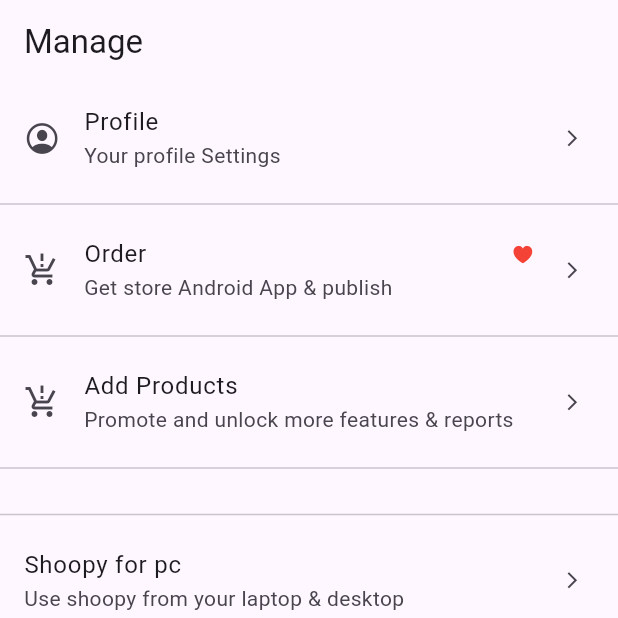
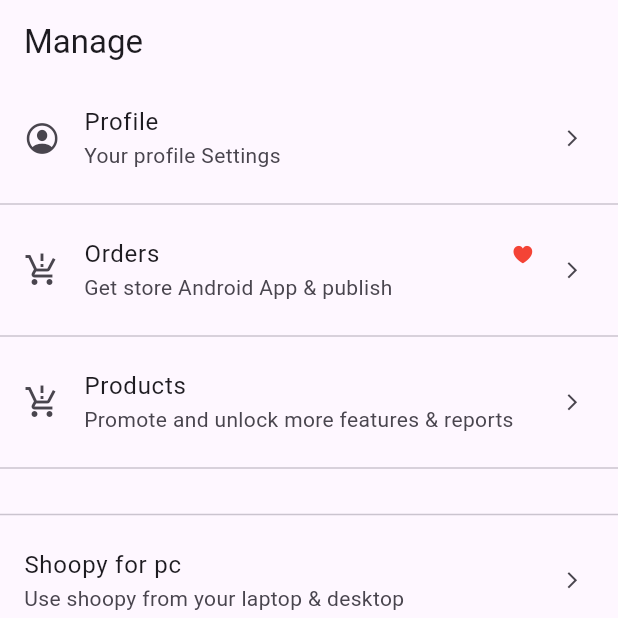
Before and after one commit to Amar-singh-123/shopee_seller_app, a Flutter app: the ManageScreen screen opened directly, on a phone screen of 412 x 824 dp, the top half of it. Run offline on Flutter 3.47's test engine with Material 3 defaults, Android fonts, the phone set to English and light mode, and no system bars; our stand-ins replace animate_do, cached_network_image, cloud_firestore, firebase_auth, firebase_core, firebase_database and 10 more; missing offline and left inert: flex_color_picker, flutter_material_color_picker; accounts and stored records are empty.

Commit message:
i added manage screen to link

```diff
--- a/lib/views/screens/settings/manage_screen.dart
+++ b/lib/views/screens/settings/manage_screen.dart
@@ -2,7 +2,9 @@
 import 'package:flutter/material.dart';
 import 'package:get/get.dart';
 import 'package:shopee_seller_app/models/orders/order_model.dart';
+import 'package:shopee_seller_app/views/screens/catalogue/catalogue_screen.dart';
 import 'package:shopee_seller_app/views/screens/catalogue/product/add_product.dart';
+import 'package:shopee_seller_app/views/screens/order_section/online_order_screen.dart';
 import 'package:shopee_seller_app/views/screens/seller_profile/manage_seller_profile.dart';
 import 'package:shopee_seller_app/views/utils/app_extensions/app_extensions.dart';
 
@@ -33,14 +35,14 @@
           const Divider(),
           GestureDetector(
             onTap: () {
-              Get.to(OrderStatus());
+              Get.to(()=>OnlineOrdersScreen());
             },
             child: const ListTile(
               leading: Icon(Icons.production_quantity_limits),
               title: Row(
                 mainAxisAlignment: MainAxisAlignment.spaceBetween,
                 children: [
-                  Text('Order'),
+                  Text('Orders'),
                   Icon(
                     CupertinoIcons.heart_fill,
                     size: 15,
@@ -55,11 +57,11 @@
           const Divider(),
           GestureDetector(
             onTap: () {
-              Get.to(AddProductScreen());
+              Get.to(()=>CatalogueScreen(selectedTab: 0,));
             },
             child: const ListTile(
               leading: Icon(Icons.production_quantity_limits_sharp),
-              title: Text('Add Products'),
+              title: Text('Products'),
               subtitle: Text('Promote and unlock more features & reports'),
               trailing: Icon(Icons.arrow_forward_ios, size: 13),
             ),
```
